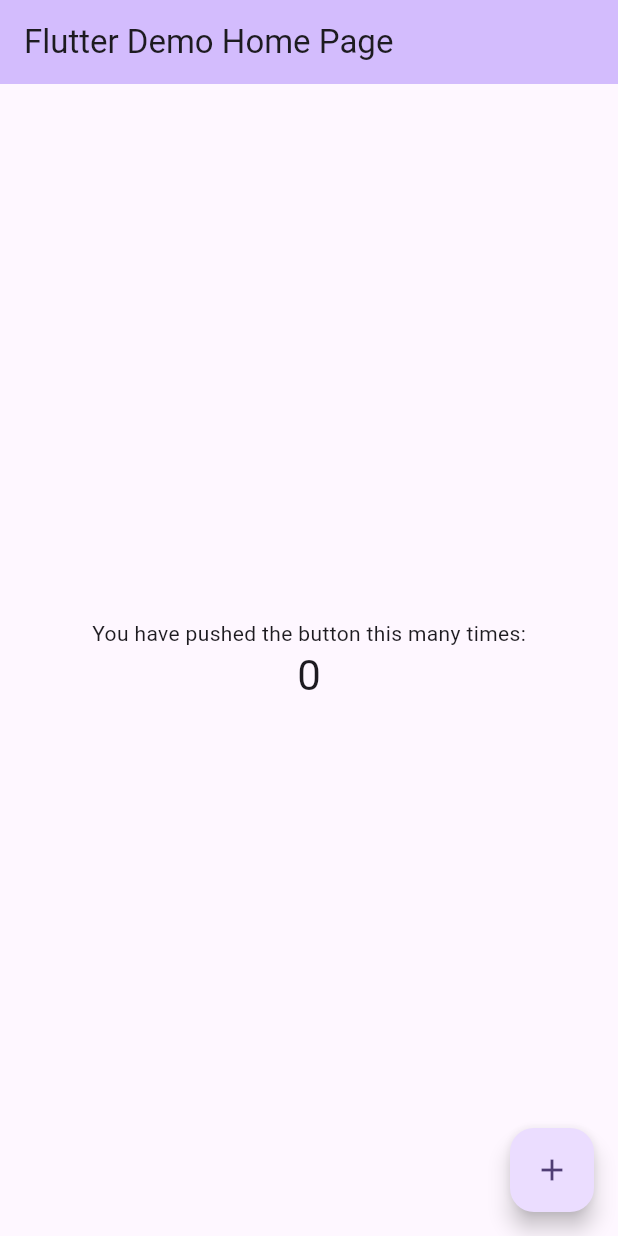
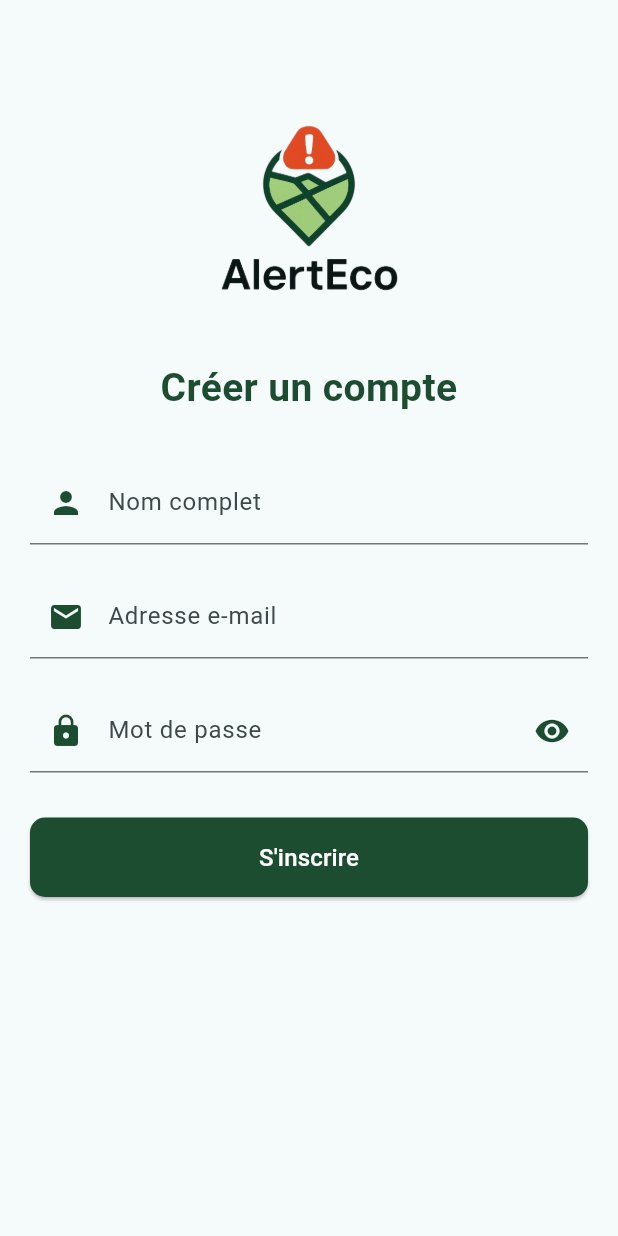
Before and after one commit to ahebe08/AlertEco, a Flutter app: the screen it shows after launch, on a phone screen of 412 x 824 dp. Run offline on Flutter 3.47's test engine with Material 3 defaults, Android fonts, the phone set to English and light mode, and no system bars.

Commit message:
Register page

```diff
--- a/lib/main.dart
+++ b/lib/main.dart
@@ -1,3 +1,4 @@
+import 'package:alert_eco/screens/sign_up_page.dart';
 import 'package:flutter/material.dart';
 
 void main() {
@@ -13,113 +14,10 @@
     return MaterialApp(
       title: 'Flutter Demo',
       theme: ThemeData(
-        // This is the theme of your application.
-        //
-        // TRY THIS: Try running your application with "flutter run". You'll see
-        // the application has a purple toolbar. Then, without quitting the app,
-        // try changing the seedColor in the colorScheme below to Colors.green
-        // and then invoke "hot reload" (save your changes or press the "hot
-        // reload" button in a Flutter-supported IDE, or press "r" if you used
-        // the command line to start the app).
-        //
-        // Notice that the counter didn't reset back to zero; the application
-        // state is not lost during the reload. To reset the state, use hot
-        // restart instead.
-        //
-        // This works for code too, not just values: Most code changes can be
-        // tested with just a hot reload.
-        colorScheme: ColorScheme.fromSeed(seedColor: Colors.deepPurple),
+        colorScheme: ColorScheme.fromSeed(seedColor: Colors.grey),
         useMaterial3: true,
       ),
-      home: const MyHomePage(title: 'Flutter Demo Home Page'),
+      home: SignUpPage()
     );
   }
 }
-
-class MyHomePage extends StatefulWidget {
-  const MyHomePage({super.key, required this.title});
-
-  // This widget is the home page of your application. It is stateful, meaning
-  // that it has a State object (defined below) that contains fields that affect
-  // how it looks.
-
-  // This class is the configuration for the state. It holds the values (in this
-  // case the title) provided by the parent (in this case the App widget) and
-  // used by the build method of the State. Fields in a Widget subclass are
-  // always marked "final".
-
-  final String title;
-
-  @override
-  State<MyHomePage> createState() => _MyHomePageState();
-}
-
-class _MyHomePageState extends State<MyHomePage> {
-  int _counter = 0;
-
-  void _incrementCounter() {
-    setState(() {
-      // This call to setState tells the Flutter framework that something has
-      // changed in this State, which causes it to rerun the build method below
-      // so that the display can reflect the updated values. If we changed
-      // _counter without calling setState(), then the build method would not be
-      // called again, and so nothing would appear to happen.
-      _counter++;
-    });
-  }
-
-  @override
-  Widget build(BuildContext context) {
-    // This method is rerun every time setState is called, for instance as done
-    // by the _incrementCounter method above.
-    //
-    // The Flutter framework has been optimized to make rerunning build methods
-    // fast, so that you can just rebuild anything that needs updating rather
-    // than having to individually change instances of widgets.
-    return Scaffold(
-      appBar: AppBar(
-        // TRY THIS: Try changing the color here to a specific color (to
-        // Colors.amber, perhaps?) and trigger a hot reload to see the AppBar
-        // change color while the other colors stay the same.
-        backgroundColor: Theme.of(context).colorScheme.inversePrimary,
-        // Here we take the value from the MyHomePage object that was created by
-        // the App.build method, and use it to set our appbar title.
-        title: Text(widget.title),
-      ),
-      body: Center(
-        // Center is a layout widget. It takes a single child and positions it
-        // in the middle of the parent.
-        child: Column(
-          // Column is also a layout widget. It takes a list of children and
-          // arranges them vertically. By default, it sizes itself to fit its
-          // children horizontally, and tries to be as tall as its parent.
-          //
-          // Column has various properties to control how it sizes itself and
-          // how it positions its children. Here we use mainAxisAlignment to
-          // center the children vertically; the main axis here is the vertical
-          // axis because Columns are vertical (the cross axis would be
-          // horizontal).
-          //
-          // TRY THIS: Invoke "debug painting" (choose the "Toggle Debug Paint"
-          // action in the IDE, or press "p" in the console), to see the
-          // wireframe for each widget.
-          mainAxisAlignment: MainAxisAlignment.center,
-          children: <Widget>[
-            const Text(
-              'You have pushed the button this many times:',
-            ),
-            Text(
-              '$_counter',
-              style: Theme.of(context).textTheme.headlineMedium,
-            ),
-          ],
-        ),
-      ),
-      floatingActionButton: FloatingActionButton(
-        onPressed: _incrementCounter,
-        tooltip: 'Increment',
-        child: const Icon(Icons.add),
-      ), // This trailing comma makes auto-formatting nicer for build methods.
-    );
-  }
-}
--- /dev/null
+++ b/lib/screens/sign_up_page.dart
@@ -0,0 +1,130 @@
+import 'package:flutter/material.dart';
+
+class SignUpPage extends StatefulWidget {
+  const SignUpPage({super.key});
+
+  @override
+  State<SignUpPage> createState() => _SignUpPageState();
+}
+
+class _SignUpPageState extends State<SignUpPage> {
+  final _formKey = GlobalKey<FormState>();
+
+  // Controllers pour les champs
+  final TextEditingController _nameController = TextEditingController();
+  final TextEditingController _emailController = TextEditingController();
+  final TextEditingController _passwordController = TextEditingController();
+
+  bool _obscurePassword = true;
+
+  @override
+  Widget build(BuildContext context) {
+    return Scaffold(
+      body: Padding(
+        padding: const EdgeInsets.all(20.0),
+        child: Form(
+          key: _formKey,
+          child: ListView(
+            children: [
+              SizedBox(height: 40),
+              Center(
+                child: Image.asset(
+                  'assets/images/logo.png', // Remplacez par le bon chemin de votre logo
+                  height: 160,
+                ),
+              ),
+              SizedBox(height: 20),
+              Text(
+                'Créer un compte',
+                style: TextStyle(
+                  fontSize: 26,
+                  fontWeight: FontWeight.bold,
+                  color: Color(0xFF1D4D30),
+                ),
+                textAlign: TextAlign.center,
+              ),
+              SizedBox(height: 30),
+              _buildTextField(
+                controller: _nameController,
+                label: 'Nom complet',
+                icon: Icons.person,
+              ),
+              SizedBox(height: 20),
+              _buildTextField(
+                controller: _emailController,
+                label: 'Adresse e-mail',
+                icon: Icons.email,
+                keyboardType: TextInputType.emailAddress,
+              ),
+              SizedBox(height: 20),
+              _buildTextField(
+                controller: _passwordController,
+                label: 'Mot de passe',
+                icon: Icons.lock,
+                isPassword: true,
+              ),
+              SizedBox(height: 30),
+              ElevatedButton(
+                onPressed: _submitForm,
+                style: ElevatedButton.styleFrom(
+                  backgroundColor: Color(0xFF1D4D30),
+                  padding: EdgeInsets.symmetric(vertical: 15),
+                  shape: RoundedRectangleBorder(
+                    borderRadius: BorderRadius.circular(10),
+                  ),
+                ),
+                child: Text(
+                  "S'inscrire",
+                  style: TextStyle(fontSize: 16, color: Colors.white),
+                ),
+              ),
+            ],
+          ),
+        ),
+      ),
+    );
+  }
+
+  Widget _buildTextField({
+    required TextEditingController controller,
+    required String label,
+    required IconData icon,
+    bool isPassword = false,
+    TextInputType keyboardType = TextInputType.text,
+  }) {
+    return TextFormField(
+      controller: controller,
+      obscureText: isPassword ? _obscurePassword : false,
+      keyboardType: keyboardType,
+      validator: (value) =>
+          value == null || value.isEmpty ? 'Ce champ est requis' : null,
+      decoration: InputDecoration(
+        labelText: label,
+        prefixIcon: Icon(icon, color: Color(0xFF1D4D30)),
+        suffixIcon: isPassword
+            ? IconButton(
+                icon: Icon(
+                  _obscurePassword ? Icons.visibility : Icons.visibility_off,
+                  color: Color(0xFF1D4D30),
+                ),
+                onPressed: () {
+                  setState(() => _obscurePassword = !_obscurePassword);
+                },
+              )
+            : null,
+      ),
+    );
+  }
+
+  void _submitForm() {
+    if (_formKey.currentState!.validate()) {
+      // Traitement de l'inscription
+      ScaffoldMessenger.of(context).showSnackBar(
+        const SnackBar(
+          content: Text('Inscription en cours...'),
+          backgroundColor: Color(0xFFF25C34),
+        ),
+      );
+    }
+  }
+}
--- a/pubspec.yaml
+++ b/pubspec.yaml
@@ -59,9 +59,9 @@ flutter:
   uses-material-design: true
 
   # To add assets to your application, add an assets section, like this:
-  # assets:
-  #   - images/a_dot_burr.jpeg
-  #   - images/a_dot_ham.jpeg
+  assets:
+     - assets/images/logo.png
+
 
   # An image asset can refer to one or more resolution-specific "variants", see
   # https://flutter.dev/assets-and-images/#resolution-aware
```
Also changed, not shown: assets/images/logo.png (added).
